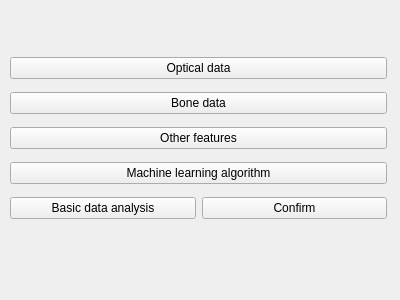
Qt form osticlassMainUi.ui (osticsbioeng/Osticlass) before a commit.
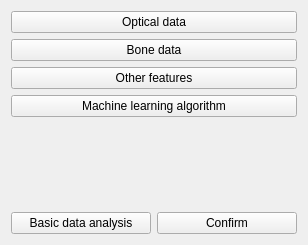
The same form after that commit.

Commit message:
MainWindow.pyを書き換えました
.uiから.pyへの書き換えは、
pyuic5 -o hoge.py hoge.ui
で可能です。

```diff
--- a/osticlassMainUi.ui
+++ b/osticlassMainUi.ui
@@ -6,24 +6,17 @@
    <rect>
     <x>0</x>
     <y>0</y>
-    <width>400</width>
-    <height>300</height>
+    <width>308</width>
+    <height>245</height>
    </rect>
   </property>
   <property name="windowTitle">
    <string>Form</string>
   </property>
-  <widget class="QWidget" name="verticalLayoutWidget">
-   <property name="geometry">
-    <rect>
-     <x>10</x>
-     <y>50</y>
-     <width>377</width>
-     <height>181</height>
-    </rect>
-   </property>
    <layout class="QVBoxLayout" name="verticalLayout">
     <item>
+    <layout class="QVBoxLayout" name="verticalLayout_2">
+     <item>
      <widget class="QPushButton" name="pushButton">
       <property name="text">
        <string>Optical data</string>
@@ -78,6 +71,19 @@
       </property>
      </widget>
     </item>
+     <item>
+      <spacer name="verticalSpacer">
+       <property name="orientation">
+        <enum>Qt::Vertical</enum>
+       </property>
+       <property name="sizeHint" stdset="0">
+        <size>
+         <width>20</width>
+         <height>40</height>
+        </size>
+       </property>
+      </spacer>
+     </item>
     <item>
      <layout class="QHBoxLayout" name="horizontalLayout">
       <property name="sizeConstraint">
@@ -100,7 +106,8 @@
      </layout>
     </item>
    </layout>
-  </widget>
+   </item>
+  </layout>
  </widget>
  <resources/>
  <connections/>
```
Lines whose indentation alone changed are shown as unchanged. The commit also changes 2 other files.
